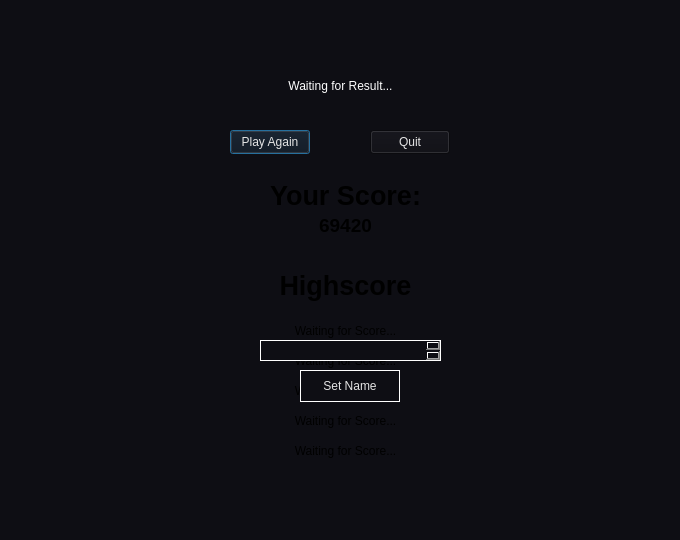
Before: the Qt Designer form Source/Frontend/ITP-Project-Frontend/Views/view_finalscore.ui in JNSAPH/Qt-Multiplayer-Pong-BS_Erlangen_3rd_year_Project, drawn with Qt 5.
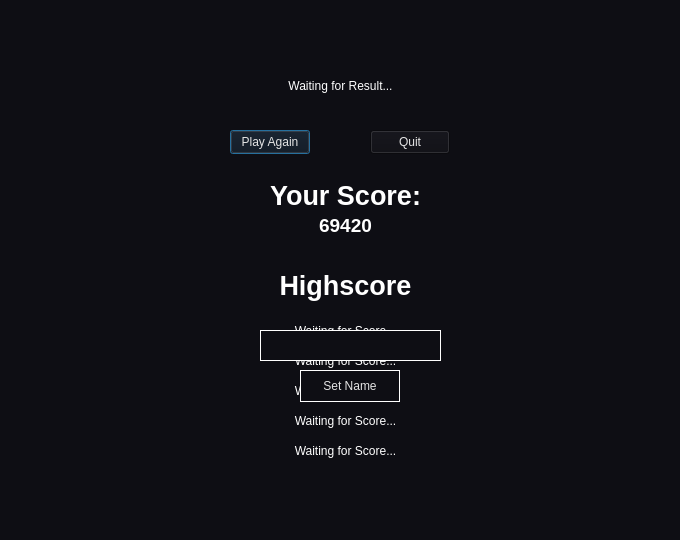
After: the same form once the commit is applied. Icons and pictures are not drawn.

What changed in the file:
```diff
--- a/Source/Frontend/ITP-Project-Frontend/Views/view_finalscore.ui
+++ b/Source/Frontend/ITP-Project-Frontend/Views/view_finalscore.ui
@@ -99,6 +99,9 @@
      <height>20</height>
     </rect>
    </property>
+   <property name="styleSheet">
+    <string notr="true">color: white</string>
+   </property>
    <property name="text">
     <string>Waiting for Score...</string>
    </property>
@@ -118,6 +121,9 @@
      <height>20</height>
     </rect>
    </property>
+   <property name="styleSheet">
+    <string notr="true">color: white</string>
+   </property>
    <property name="text">
     <string>Waiting for Score...</string>
    </property>
@@ -137,6 +143,9 @@
      <height>20</height>
     </rect>
    </property>
+   <property name="styleSheet">
+    <string notr="true">color: white</string>
+   </property>
    <property name="text">
     <string>Waiting for Score...</string>
    </property>
@@ -156,6 +165,9 @@
      <height>20</height>
     </rect>
    </property>
+   <property name="styleSheet">
+    <string notr="true">color: white</string>
+   </property>
    <property name="text">
     <string>Waiting for Score...</string>
    </property>
@@ -175,6 +187,9 @@
      <height>20</height>
     </rect>
    </property>
+   <property name="styleSheet">
+    <string notr="true">color: white</string>
+   </property>
    <property name="text">
     <string>Waiting for Score...</string>
    </property>
@@ -197,6 +212,9 @@
      <bold>true</bold>
     </font>
    </property>
+   <property name="styleSheet">
+    <string notr="true">color: white</string>
+   </property>
    <property name="text">
     <string>Highscore</string>
    </property>
@@ -208,9 +226,9 @@
    <property name="geometry">
     <rect>
      <x>260</x>
-     <y>340</y>
+     <y>330</y>
      <width>181</width>
-     <height>21</height>
+     <height>31</height>
     </rect>
    </property>
    <property name="styleSheet">
@@ -250,6 +268,9 @@
      <bold>true</bold>
     </font>
    </property>
+   <property name="styleSheet">
+    <string notr="true">color: white</string>
+   </property>
    <property name="text">
     <string>Your Score:</string>
    </property>
@@ -272,6 +293,9 @@
      <bold>true</bold>
     </font>
    </property>
+   <property name="styleSheet">
+    <string notr="true">color: white</string>
+   </property>
    <property name="text">
     <string>69420</string>
    </property>
```
